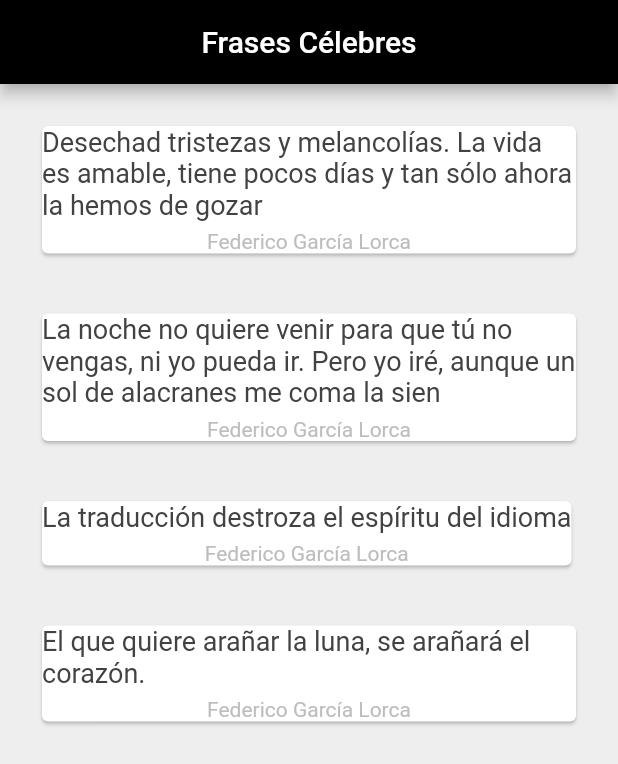
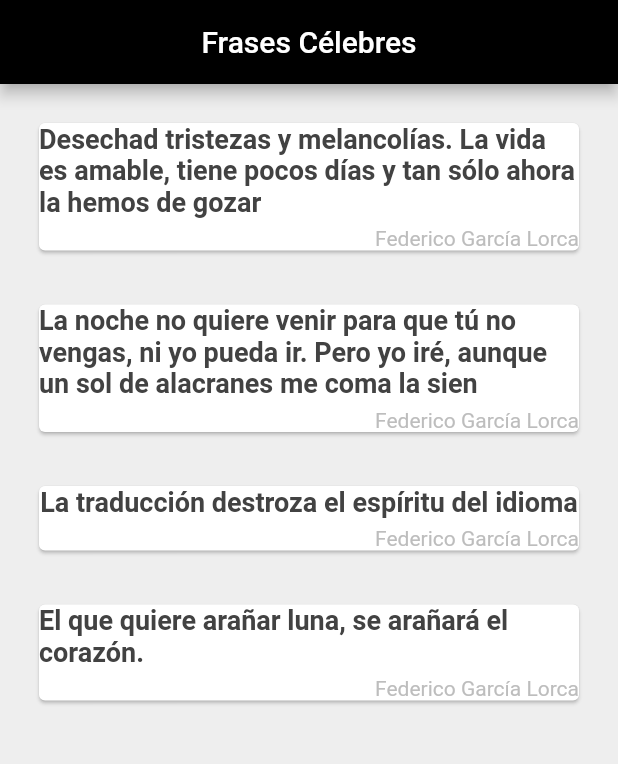
Before and after one commit to AlexMolina08/Citas, a Flutter app: the screen it shows after launch, on a phone screen of 412 x 824 dp. Shown: the top 764 px of the screen. Run offline on Flutter 3.47's test engine with Material 2 defaults, Android fonts, the phone set to English and light mode, and no system bars.

Commit message:
Creo widget QuoteCard que crea un Widget card a partir de una instancia de Cita

```diff
--- a/lib/main.dart
+++ b/lib/main.dart
@@ -1,71 +1,64 @@
 import 'package:flutter/material.dart';
+import 'dart:io';
 import 'Cita.dart';
+import 'quote_card.dart';
+
+File archivo = File(Directory.current.path+"\\files\\citas.txt");
 
 void main() => runApp(MaterialApp(
   home:ListaDeCitas(),
 ));
 
 
+List<Cita> ejemplo(){
+  return <Cita>[ Cita(autor:"Federico García Lorca",texto:"Desechad tristezas y melancolías. La vida es amable, tiene pocos días y tan sólo ahora la hemos de gozar"),
+    Cita(autor:"Federico García Lorca",texto:"La noche no quiere venir para que tú no vengas, ni yo pueda ir. Pero yo iré, aunque un sol de alacranes me coma la sien"),
+    Cita(autor:"Federico García Lorca",texto:"La traducción destroza el espíritu del idioma"),
+    Cita(autor:"Federico García Lorca",texto:"El que quiere arañar la luna, se arañará el corazón.")
+  ];
+}
+
 class ListaDeCitas extends StatefulWidget {
   @override
   _ListaDeCitasState createState() => _ListaDeCitasState();
 }
 
+
+
 class _ListaDeCitasState extends State<ListaDeCitas> {
 
-  List<Cita> citas=[ Cita(autor:"Federico García Lorca",texto:"Desechad tristezas y melancolías. La vida es amable, tiene pocos días y tan sólo ahora la hemos de gozar"),
-    Cita(autor:"Federico García Lorca",texto:"La noche no quiere venir para que tú no vengas, ni yo pueda ir. Pero yo iré, aunque un sol de alacranes me coma la sien"),
-    Cita(autor:"Federico García Lorca",texto:"La traducción destroza el espíritu del idioma"),
-    Cita(autor:"Federico García Lorca",texto:"El que quiere arañar la luna, se arañará el corazón.")
+  List<Cita> citas = [
+    Cita(autor: "Federico García Lorca",
+        texto: "Desechad tristezas y melancolías. La vida es amable, tiene pocos días y tan sólo ahora la hemos de gozar"),
+    Cita(autor: "Federico García Lorca",
+        texto: "La noche no quiere venir para que tú no vengas, ni yo pueda ir. Pero yo iré, aunque un sol de alacranes me coma la sien"),
+    Cita(autor: "Federico García Lorca",
+        texto: "La traducción destroza el espíritu del idioma"),
+    Cita(autor: "Federico García Lorca",
+        texto: "El que quiere arañar luna, se arañará el corazón.")
   ];
-
-
-  Widget citaToCard(cita){
-    return Padding(
-      padding: const EdgeInsets.all(12.0),
-      child: Card(
-        margin: EdgeInsets.fromLTRB(16.0, 16.0, 16.0, 0.0),
-        child:Column(
-          children: <Widget>[
-            Text(
-              cita.texto,
-              style:TextStyle(
-                fontSize: 18.0,
-                color:Colors.grey[800]
-              ),
-            ),
-
-            SizedBox(height: 6.0),
-
-            Text(
-              cita.autor,
-              style:TextStyle(
-                color:Colors.grey[400]
-                  )
-            )
-
-          ],
-        )
-      ),
-    );
-  }
 
 
   @override
   Widget build(BuildContext context) {
     return Scaffold(
         backgroundColor: Colors.grey[200],
-      appBar:AppBar(
+        appBar: AppBar(
           centerTitle: true,
           title: Text("Frases Célebres"),
           backgroundColor: Colors.black,
         ),
 
-      body:Column(
+        body: Column(
             mainAxisAlignment: MainAxisAlignment.start,
             crossAxisAlignment: CrossAxisAlignment.start,
-        children:citas.map(
-            (cita) => citaToCard(cita)
+            children: citas.map(
+                  //Para cada instancia de citas, quiero que crees una nueva instancia
+                  //de CartaCita (con un padding)
+                    (cita) => Padding(
+                      padding: EdgeInsets.all(10.0),
+                      child:QuoteCard(cita: cita)
+                    )
             ).toList()
 
         )
--- /dev/null
+++ b/lib/quote_card.dart
@@ -0,0 +1,51 @@
+import 'package:flutter/material.dart';
+import 'Cita.dart';
+
+
+/*
+* Un widget de tipo QuoteCard crea un Widget Card a partir de un objeto de tipo Cita
+* */
+class QuoteCard extends StatelessWidget {
+
+  /*Los Stateless Widgets no pueden tener datos que cambien con
+  El tiempo, por eso el atributo cita debe de ser final*/
+
+  final Cita cita;
+  QuoteCard({this.cita});
+
+  @override
+  Widget build(BuildContext context) {
+    return Card(
+        margin: EdgeInsets.fromLTRB(16.0, 16.0, 16.0, 0.0),
+        child: Column(
+          children: <Widget>[
+            Text(
+              cita.texto,
+              style: TextStyle(
+                  fontWeight: FontWeight.bold,
+                  fontSize: 18.0,
+                  color: Colors.grey[800]
+              ),
+            ),
+
+            SizedBox(height: 6.0),
+
+            //Metemos en una fila el texto del autor para ponerlo a la izquierda
+            //de la Tarjeta
+            Row(
+              mainAxisAlignment: MainAxisAlignment.end,
+              children: <Widget>[
+                Text(
+                    cita.autor,
+                    style: TextStyle(
+                        color: Colors.grey[400]
+                    )
+                ),
+              ],
+            )
+
+          ],
+        )
+    );
+  }
+}
--- a/pubspec.yaml
+++ b/pubspec.yaml
@@ -23,6 +23,7 @@ dependencies:
   # The following adds the Cupertino Icons font to your application.
   # Use with the CupertinoIcons class for iOS style icons.
   cupertino_icons: ^0.1.2
+  path_provider: ^0.4.0
 
 dev_dependencies:
   flutter_test:
```
Also changed, not shown: lib/Cita.dart (+7 -23 lines), pubspec.lock. Lines whose indentation alone changed are shown as unchanged.
